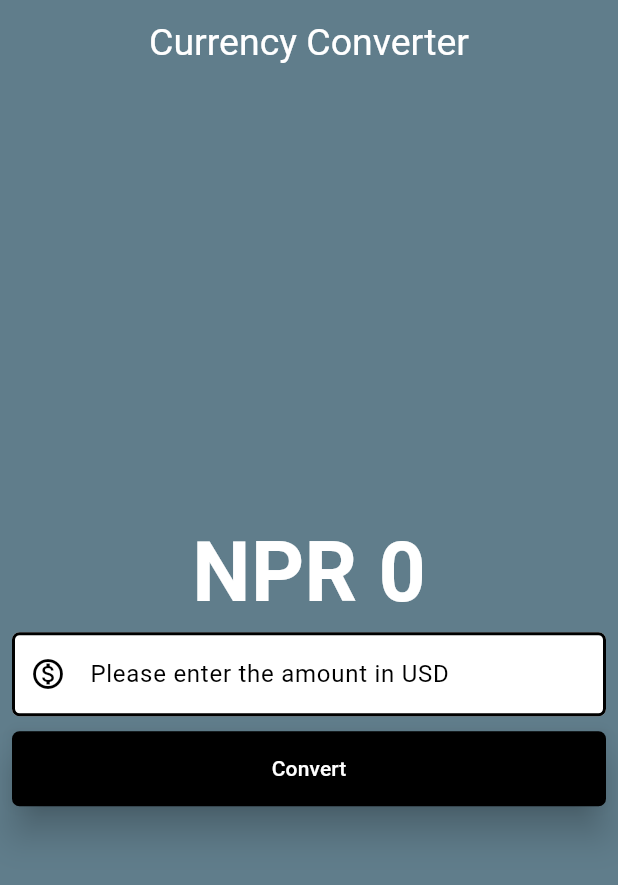
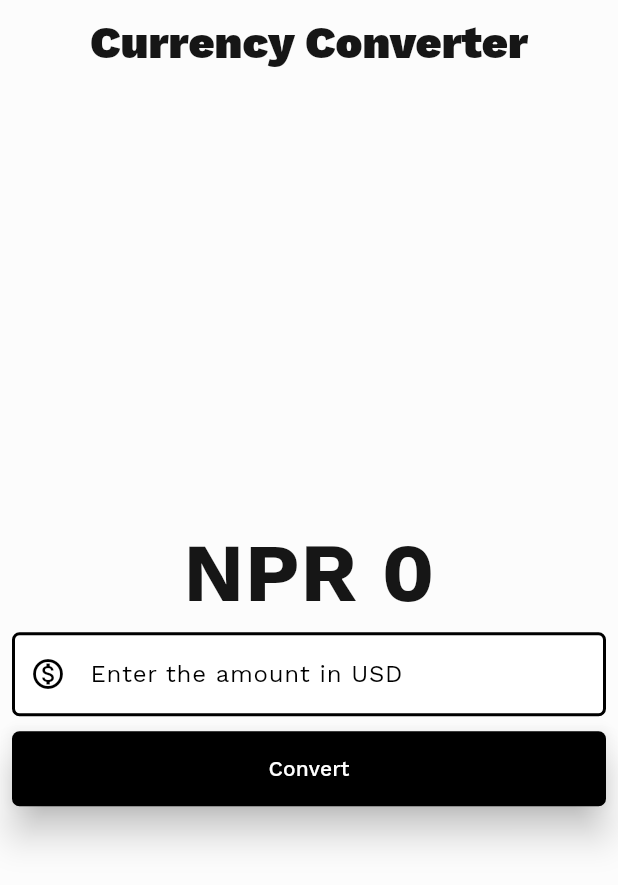
Before and after one commit to aytw6991/flutter-currency-converter, a Flutter app: the screen it shows after launch, after a tap on "Convert", on a phone screen of 412 x 824 dp. Shown: the top 885 px of the screen. Run offline on Flutter 3.47's test engine with Material 3 defaults, Android fonts, the phone set to English and light mode, and no system bars.

Commit message:
misc:font family, color rekated changes. Also added dispose lifecycle to dispose textEditingController

```diff
--- a/lib/currency_converter_material_page.dart
+++ b/lib/currency_converter_material_page.dart
@@ -12,6 +12,7 @@ class _CurrencyConverterMaterialPage
 
   double result = 0;
   double exchangeRate = 142.39;
+  final Color white = Color(0xFFFCFCFC);
   final TextEditingController textEditingController = TextEditingController();
 
   void convertCurrency() {
@@ -22,9 +23,16 @@ class _CurrencyConverterMaterialPage
       result = double.parse(input) * exchangeRate;
     });
     } catch (e) {
-      print('Please enter a valid number');
+      print('Please enter a valid number!');
     }
   }
+
+  @override
+  void dispose() {
+    textEditingController.dispose();
+    super.dispose();
+  }
+
 
   @override
   Widget build(BuildContext context) {
@@ -38,13 +46,14 @@ class _CurrencyConverterMaterialPage
       );
 
     return Scaffold(
-      backgroundColor: Colors.blueGrey,
+      backgroundColor: Color(0xFFFCFCFC),
       appBar: AppBar(
-        backgroundColor: Colors.blueGrey,
         title: const Text('Currency Converter'),
         titleTextStyle: TextStyle(
-          color: Colors.white,
-          fontSize: 25,
+          color: Color(0xFF161616),
+          fontSize: 30,
+          fontFamily: 'WorkSans',
+          fontWeight: FontWeight.w900
         ),
         centerTitle: true,
       ),
@@ -57,7 +66,7 @@ class _CurrencyConverterMaterialPage
               Text(
                 'NPR ${result != 0 ? result.toStringAsFixed(2) : 0}',
                 style: const TextStyle(
-                  color: Color.fromARGB(255, 255, 255, 255),
+                  color: Color(0xFF161616),
                   fontSize: 55,
                   fontWeight: FontWeight.bold
                 ),
@@ -71,7 +80,7 @@ class _CurrencyConverterMaterialPage
                   color: Colors.black
                 ),
                 decoration: InputDecoration(
-                  hintText: 'Please enter the amount in USD',
+                  hintText: 'Enter the amount in USD',
                   hintStyle: TextStyle(
                     color: Colors.black
                   ),
--- a/lib/main.dart
+++ b/lib/main.dart
@@ -1,9 +1,7 @@
 import 'package:currency_converter/currency_converter_material_page.dart';
 import 'package:flutter/material.dart';
 
-void main() {
-  runApp(const MyApp());
-}
+void main() => runApp(const MyApp());
 
 class MyApp extends StatelessWidget {
   const MyApp({super.key});
@@ -11,6 +9,17 @@ class MyApp extends StatelessWidget {
   @override
   Widget build(BuildContext context) {
     return MaterialApp(
+      title: 'Currency Converter',
+      theme: ThemeData(
+        fontFamily: 'WorkSans',
+        appBarTheme: const AppBarTheme(
+          backgroundColor: Color(0xFFFCFCFC),
+          titleTextStyle: TextStyle(
+            fontSize: 35,
+            color: Color(0xFF161616),
+          ),
+        ),
+      ),
       home: CurrencyConverterMaterialPage(),
     );
   }
```
